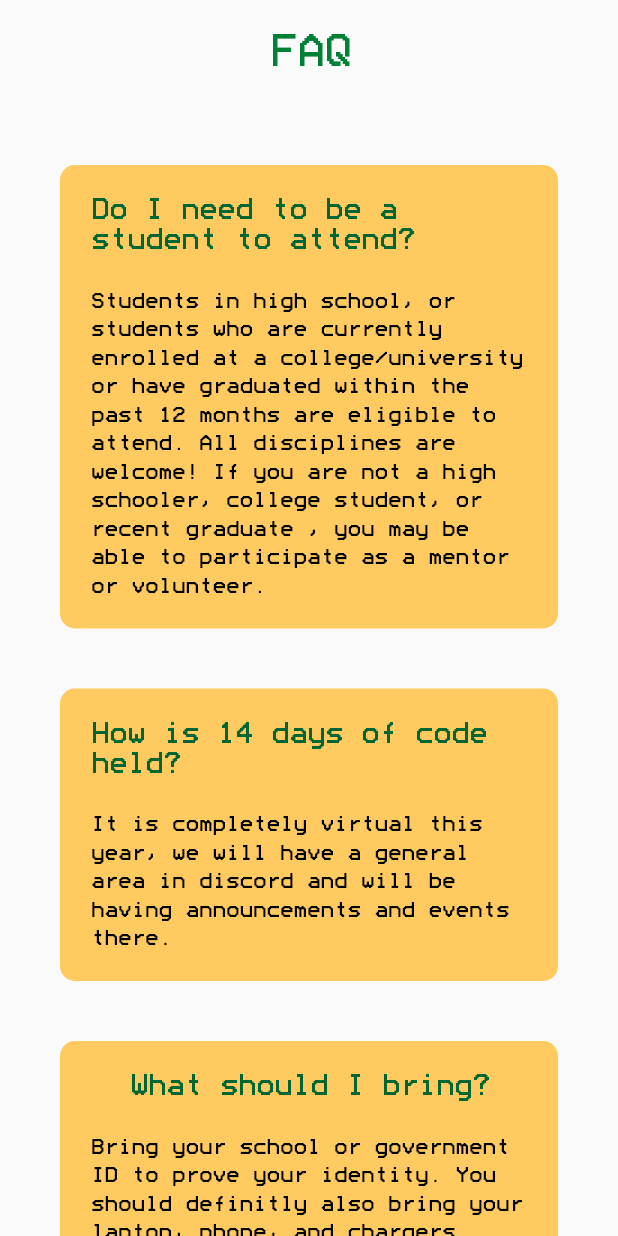
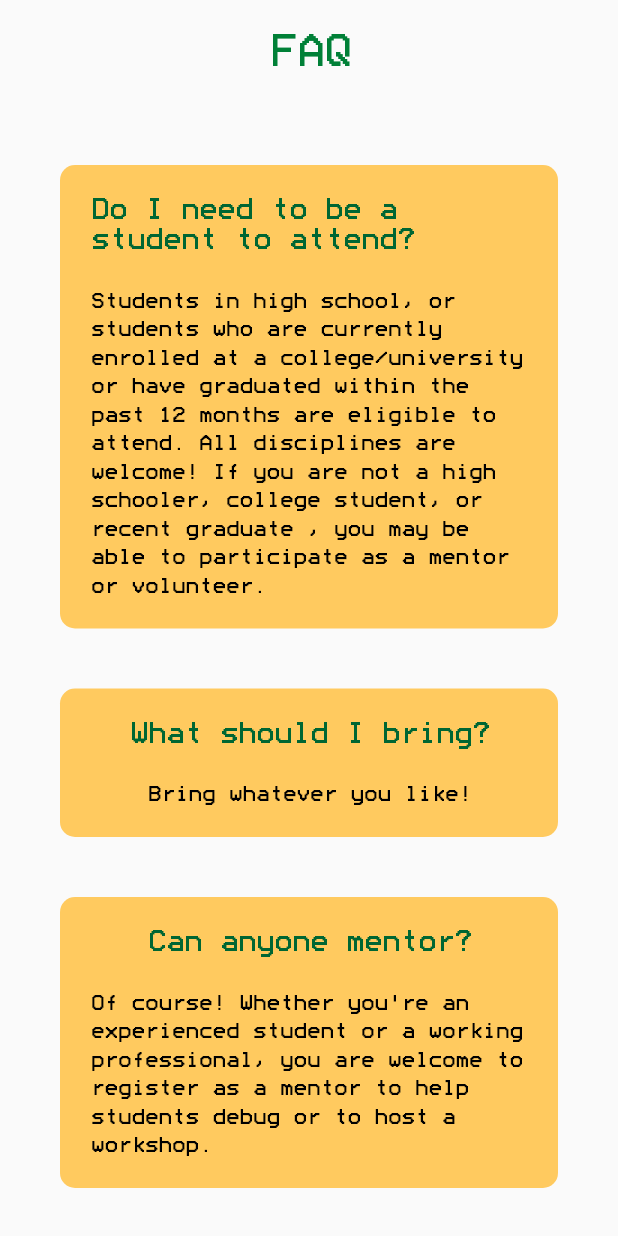
Before and after one commit to PatriotHacks/PatriotHacks2021, a Flutter app: the FAQPageDesktop widget shown alone on an empty page, opened directly, on a phone screen of 412 x 824 dp. Run offline on Flutter 3.47's test engine with Material 2 defaults, Android fonts, the phone set to English and light mode, and no system bars; our stand-ins replace font_awesome_flutter, get_it, responsive_builder; missing offline and left inert: dart:html, footer.

Commit message:
Made small fixes that were asked of - Mainly typos and grammar errors. Also removed 14 days of code faq card.

```diff
--- a/lib/widgets/faq_view/faq_page_desktop.dart
+++ b/lib/widgets/faq_view/faq_page_desktop.dart
@@ -40,16 +40,15 @@ class FAQPageDesktop extends StatelessWidget{
                 child: Wrap(
                   children: [
                     FAQCard("Do I need to be a student to attend?", "Students in high school, or students who are currently enrolled at a college/university or have graduated within the past 12 months are eligible to attend. All disciplines are welcome! If you are not a high schooler, college student, or recent graduate , you may be able to participate as a mentor or volunteer."),
-                    FAQCard("How is 14 days of code held?", "It is completely virtual this year, we will have a general area in discord and will be having announcements and events there."),
-                    FAQCard("What should I bring?", "Bring your school or government ID to prove your identity. You should definitly also bring your laptop, phone, and chargers."),
-                    FAQCard("Can anyone mentor", "Of course! Whether you're an experienced student or a working professional, you are welcome to register as a mentor to help students debug or to host a workshop."),
+                    FAQCard("What should I bring?", "Bring whatever you like!"),
+                    FAQCard("Can anyone mentor?", "Of course! Whether you're an experienced student or a working professional, you are welcome to register as a mentor to help students debug or to host a workshop."),
                     FAQCard("Are hardware hacks allowed?", "Because of the COVID-19 pandemic, we may offer this option in some alternative format. For now, you may refer to a MLH's Hardware Lab for more information on getting hardware for your hacks."),
                     FAQCard("What if I don't know how to code?", "No worries! This event welcomes everyone of all skill levels! We will have a bunch of workshops and mentors here to help everyone learn something new, whether you've never touched a line of code or you're a seasoned veteran."),
-                    FAQCard("How much does it cost?", "The event is completely free for all registered participants"),
+                    FAQCard("How much does it cost?", "The event is completely free for all registered participants."),
                     FAQCard("Why join the event?", "To learn new things and also we have a plethora of prizes and swag."),
                     FAQCard("Do I have to have fun?", "Yes. We'll make sure that you do."),
                     FAQCard("How big can each team be?", "We like to keep teams at 4 or less participants so that the competition is fair between teams."),
-                    FAQCard("Do I have to interact with people?", "We will be hosting a lot of online events to bring the community together"),
+                    FAQCard("Do I have to interact with people?", "We will be hosting a lot of online events to bring the community together."),
                     // discordCard(),
                     // anyMoreQuestionsCard(),
                   ],
--- a/lib/widgets/home_view/home_page.dart
+++ b/lib/widgets/home_view/home_page.dart
@@ -64,7 +64,7 @@ class HomePage extends StatelessWidget {
                       color: colorsHolder.patriotGreen,
                       height: 1.25
                     ),
-                    text: 'PatriotHacks is the flagship hackathon at George Mason University where innovators can play, learn, create, game, and revolutionize technology. This year\'s hackathon is entirely online due to COVID-19 pandemic. Students from across the world can enjoy plenty of workshops, activities, and networking events along with free swag. This provides hackers an opportunity to build their resumes and making memories that will last a lifetime. The event is entirely free, and no experience is required to attend. Join us from April 9th - April 11, 2021.',
+                    text: 'PatriotHacks is the flagship hackathon at George Mason University where innovators can play, learn, create, game, and revolutionize technology. This year\'s hackathon is entirely online due to the COVID-19 pandemic. Students from across the world can enjoy plenty of workshops, activities, and networking events along with free swag. This provides hackers an opportunity to build their resumes and making memories that will last a lifetime. The event is entirely free, and no experience is required to attend. Join us from April 9th - April 11th, 2021.',
                     /* children: <InlineSpan>[
                       TextSpan(
                         text: ' mini ',
```
